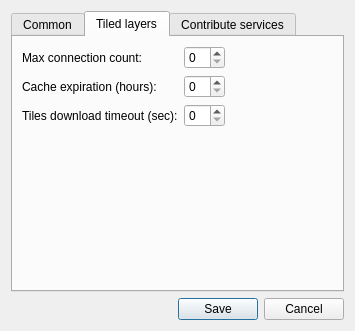
Qt form src/settings_dialog_base.ui (nextgis/quickmapservices) before a commit.
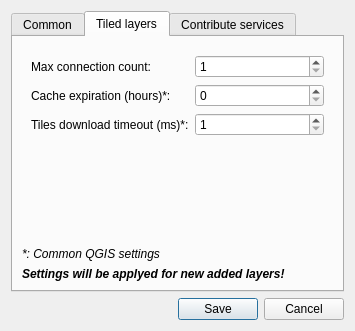
The same form after that commit. The open tabs and pages were chosen to show the change.

Commit message: QGIS Common settings

```diff
--- a/src/settings_dialog_base.ui
+++ b/src/settings_dialog_base.ui
@@ -72,40 +72,103 @@
       <attribute name="title">
        <string>Tiled layers</string>
       </attribute>
-      <layout class="QFormLayout" name="formLayout">
-       <property name="fieldGrowthPolicy">
-        <enum>QFormLayout::ExpandingFieldsGrow</enum>
-       </property>
-       <item row="1" column="0">
-        <widget class="QLabel" name="label_5">
-         <property name="text">
-          <string>Max connection count:</string>
+      <layout class="QVBoxLayout" name="verticalLayout_3">
+       <item>
+        <widget class="QWidget" name="formLayout" native="true">
+         <property name="sizePolicy">
+          <sizepolicy hsizetype="Preferred" vsizetype="Expanding">
+           <horstretch>0</horstretch>
+           <verstretch>0</verstretch>
+          </sizepolicy>
          </property>
+         <layout class="QFormLayout" name="formLayout_3">
+          <item row="0" column="0">
+           <widget class="QLabel" name="label_5">
+            <property name="text">
+             <string>Max connection count:</string>
+            </property>
+           </widget>
+          </item>
+          <item row="0" column="1">
+           <widget class="QSpinBox" name="spnConnCount">
+            <property name="minimum">
+             <number>1</number>
+            </property>
+           </widget>
+          </item>
+          <item row="1" column="0">
+           <widget class="QLabel" name="label_6">
+            <property name="text">
+             <string>Cache expiration (hours)*:</string>
+            </property>
+           </widget>
+          </item>
+          <item row="1" column="1">
+           <widget class="QSpinBox" name="spnCacheExp">
+            <property name="maximum">
+             <number>100000000</number>
+            </property>
+           </widget>
+          </item>
+          <item row="2" column="0">
+           <widget class="QLabel" name="label_8">
+            <property name="text">
+             <string>Tiles download timeout (ms)*:</string>
+            </property>
+           </widget>
+          </item>
+          <item row="2" column="1">
+           <widget class="QSpinBox" name="spnNetworkTimeout">
+            <property name="minimum">
+             <number>1</number>
+            </property>
+            <property name="maximum">
+             <number>100000000</number>
+            </property>
+           </widget>
+          </item>
+         </layout>
         </widget>
        </item>
-       <item row="1" column="1">
-        <widget class="QSpinBox" name="spnConnCount"/>
+       <item>
+        <spacer name="verticalSpacer_2">
+         <property name="orientation">
+          <enum>Qt::Vertical</enum>
+         </property>
+         <property name="sizeHint" stdset="0">
+          <size>
+           <width>20</width>
+           <height>40</height>
+          </size>
+         </property>
+        </spacer>
        </item>
-       <item row="2" column="0">
-        <widget class="QLabel" name="label_6">
+       <item>
+        <widget class="QLabel" name="label_10">
+         <property name="font">
+          <font>
+           <italic>true</italic>
+          </font>
+         </property>
          <property name="text">
-          <string>Cache expiration (hours):</string>
+          <string>*: Common QGIS settings</string>
          </property>
         </widget>
        </item>
-       <item row="2" column="1">
-        <widget class="QSpinBox" name="spinBox_2"/>
-       </item>
-       <item row="3" column="0">
-        <widget class="QLabel" name="label_8">
+       <item>
+        <widget class="QLabel" name="label_9">
+         <property name="font">
+          <font>
+           <weight>75</weight>
+           <italic>true</italic>
+           <bold>true</bold>
+          </font>
+         </property>
          <property name="text">
-          <string>Tiles download timeout (sec):</string>
+          <string>Settings will be applyed for new added layers!</string>
          </property>
         </widget>
        </item>
-       <item row="3" column="1">
-        <widget class="QSpinBox" name="spinBox_5"/>
-       </item>
       </layout>
      </widget>
      <widget class="QWidget" name="tabExtraServices">
```
Left out of the diff: 9 changed lines with no effect on the pictures. The commit also changes 2 other files.
